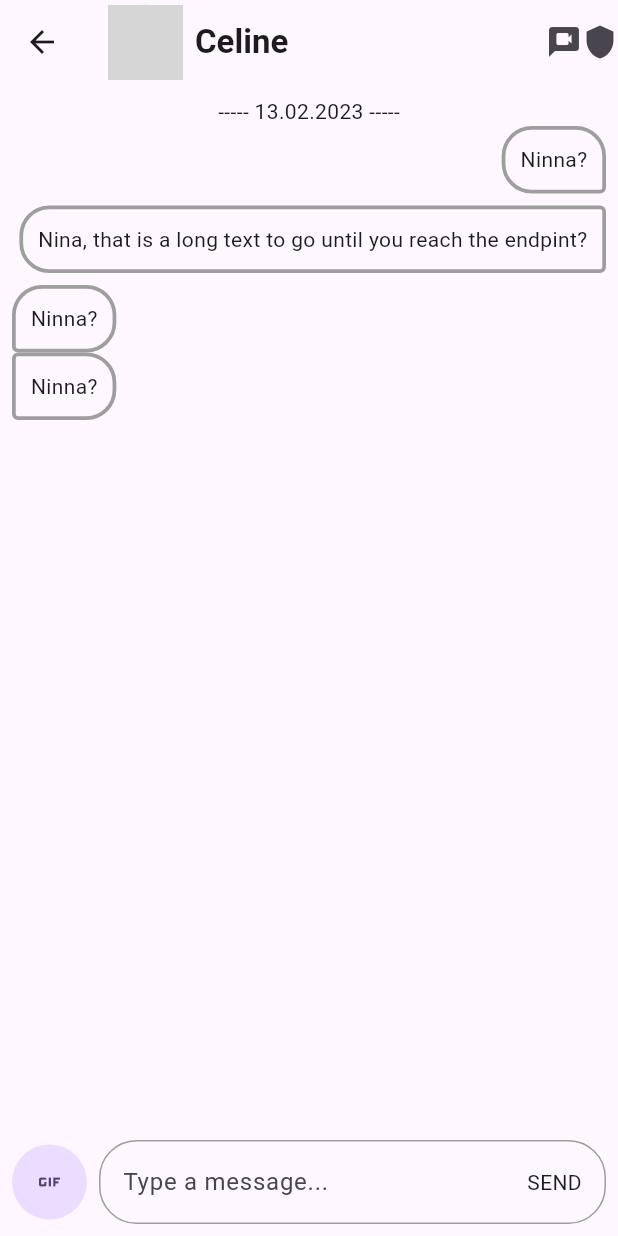
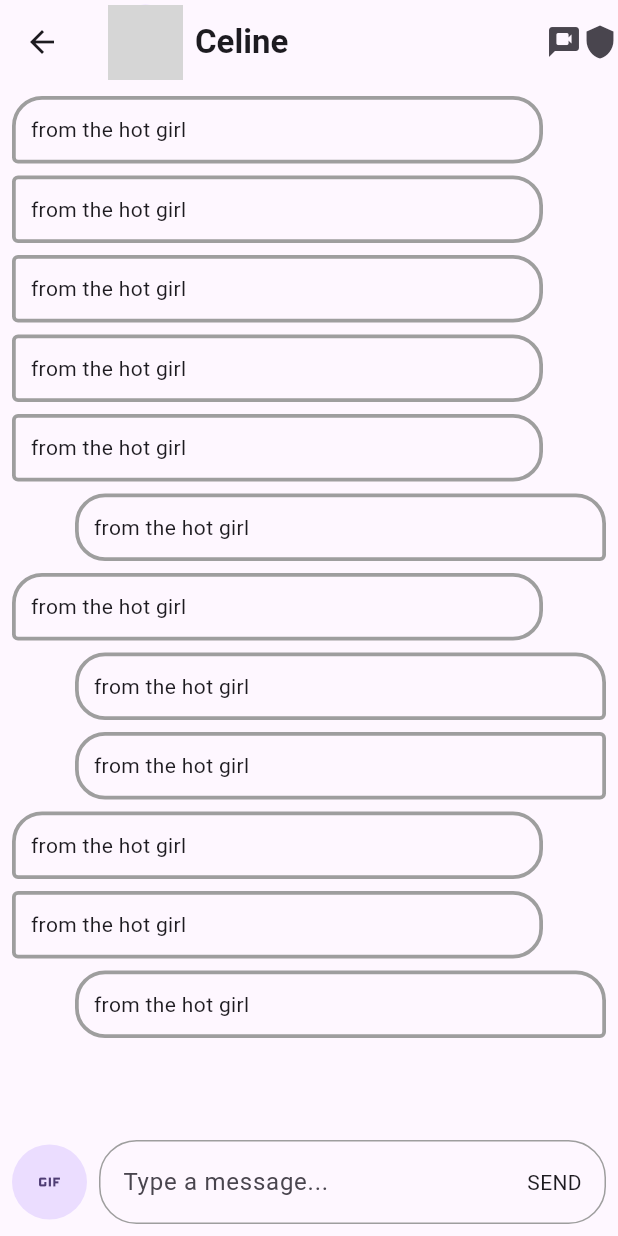
Before and after one commit to zindlsn/tinderino, a Flutter app: the MatchChatPage screen opened directly with empty values, on a phone screen of 412 x 824 dp. Run offline on Flutter 3.47's test engine with Material 2 defaults, Android fonts, the light colour scheme and no system bars; our stand-ins replace device_preview; network calls fail; grey boxes are pictures that could not be loaded.

Commit message:
Update Chat

```diff
--- a/lib/appbar_title.dart
+++ b/lib/appbar_title.dart
@@ -13,7 +13,7 @@ class AppBarTitle extends StatelessWidget {
         ),
         Text(
           'Tinderino',
-          style: const TextStyle(color: Colors.red),
+          style: TextStyle(color: Colors.red),
         ),
       ],
     );
--- a/lib/login_page.dart
+++ b/lib/login_page.dart
@@ -115,7 +115,7 @@ class _LoginPageState extends State<LoginPage> {
 class LoginButton extends StatelessWidget {
   final String buttonText;
   final VoidCallback callback;
-  LoginButton(this.buttonText, this.callback, {super.key});
+  const LoginButton(this.buttonText, this.callback, {super.key});
 
   @override
   Widget build(BuildContext context) {
--- a/lib/match_chat_page.dart
+++ b/lib/match_chat_page.dart
@@ -1,8 +1,10 @@
 import 'package:flutter/material.dart';
+import 'package:flutter/scheduler.dart';
 import 'package:tinder_clone/main.dart';
 import 'package:tinder_clone/models/match_user.dart';
 import 'package:tinder_clone/models/message.dart';
 
+// ignore: must_be_immutable
 class MatchChatPage extends StatefulWidget {
   MatchUser matchUser;
   MatchChatPage(this.matchUser, {super.key});
@@ -13,15 +15,45 @@ class MatchChatPage extends StatefulWidget {
 
 class _MatchChatPageState extends State<MatchChatPage> {
   final _messageController = TextEditingController();
+  final _myController = ScrollController();
   late MatchUser matchUser;
   @override
   void initState() {
     matchUser = widget.matchUser;
+
+    matchUser.addMessage(Message(matchUser.otherUser.id, 'from the hot girl')
+      ..sender = MessageSender.other);
+    matchUser.addMessage(Message(matchUser.otherUser.id, 'from the hot girl')
+      ..sender = MessageSender.other);
+    matchUser.addMessage(Message(matchUser.otherUser.id, 'from the hot girl')
+      ..sender = MessageSender.other);
+    matchUser.addMessage(Message(matchUser.otherUser.id, 'from the hot girl')
+      ..sender = MessageSender.other);
+    matchUser.addMessage(Message(matchUser.otherUser.id, 'from the hot girl')
+      ..sender = MessageSender.other);
+    matchUser.addMessage(
+        Message(me.id, 'from the hot girl')..sender = MessageSender.me);
+    matchUser.addMessage(Message(matchUser.otherUser.id, 'from the hot girl')
+      ..sender = MessageSender.other);
+    matchUser.addMessage(
+        Message(me.id, 'from the hot girl')..sender = MessageSender.me);
+    matchUser.addMessage(
+        Message(me.id, 'from the hot girl')..sender = MessageSender.me);
+    matchUser.addMessage(Message(matchUser.otherUser.id, 'from the hot girl')
+      ..sender = MessageSender.other);
+    matchUser.addMessage(Message(matchUser.otherUser.id, 'from the hot girl')
+      ..sender = MessageSender.other);
+    matchUser.addMessage(
+        Message(me.id, 'from the hot girl')..sender = MessageSender.me);
+
     super.initState();
   }
 
   @override
   Widget build(BuildContext context) {
+    SchedulerBinding.instance.addPostFrameCallback((_) {
+      _myController.jumpTo(_myController.position.maxScrollExtent);
+    });
     return Scaffold(
       appBar: AppBar(
         title: const Row(
@@ -49,25 +81,27 @@ class _MatchChatPageState extends State<MatchChatPage> {
           child: Column(
             mainAxisSize: MainAxisSize.max,
             children: [
-              const Text('----- 13.02.2023 -----'),
-              Align(
-                  alignment: Alignment.centerRight, child: messageBubbleOwn()),
-              Padding(
-                padding: const EdgeInsets.only(top: 8.0, bottom: 8.0),
-                child: Align(
-                    alignment: Alignment.centerRight,
-                    child: messageBubbleOwnFollowUp(context)),
+              matchUser.messages.isNotEmpty
+                  ? Expanded(
+                      child: ListView.builder(
+                        controller: _myController,
+                        shrinkWrap: false,
+                        itemCount: matchUser.messages.length,
+                        itemBuilder: ((context, index) {
+                          return Padding(
+                            padding: const EdgeInsets.only(bottom: 8.0),
+                            child: buildMessage(matchUser.messages[index]),
+                          );
+                        }),
                       ),
-              Align(
-                  alignment: Alignment.centerLeft, child: messageBubbleMatch()),
-              Align(
-                  alignment: Alignment.centerLeft,
-                  child: messageBubbleMatchFollowUp()),
-              const Spacer(),
+                    )
+                  : Expanded(
+                      child: Container(),
+                    ),
               Align(
                 alignment: Alignment.bottomLeft,
                 child: Row(
-                  mainAxisSize: MainAxisSize.max,
+                  mainAxisSize: MainAxisSize.min,
                   children: [
                     const Padding(
                       padding: EdgeInsets.only(right: 8.0),
@@ -76,10 +110,10 @@ class _MatchChatPageState extends State<MatchChatPage> {
                         child: Icon(Icons.gif),
                       ),
                     ),
-                    Expanded(child: messageTextbox())
+                    messageTextbox()
                   ],
                 ),
-              )
+              ),
             ],
           ),
         ),
@@ -87,7 +121,7 @@ class _MatchChatPageState extends State<MatchChatPage> {
     );
   }
 
-  Widget messageBubbleOwn() {
+  Widget messageBubbleOwn(Message message) {
     return Container(
       padding: const EdgeInsets.all(10.0),
       decoration: BoxDecoration(
@@ -98,11 +132,11 @@ class _MatchChatPageState extends State<MatchChatPage> {
             bottomLeft: Radius.circular(20.0),
             bottomRight: Radius.circular(4.0)),
       ),
-      child: const Text('Ninna?'),
+      child: Text(message.message),
     );
   }
 
-  Widget messageBubbleOwnFollowUp(BuildContext context) {
+  Widget messageBubbleOwnFollowUp(Message message) {
     return Container(
       padding: const EdgeInsets.all(10.0),
       decoration: BoxDecoration(
@@ -113,12 +147,11 @@ class _MatchChatPageState extends State<MatchChatPage> {
             bottomLeft: Radius.circular(20.0),
             bottomRight: Radius.circular(4.0)),
       ),
-      child: const Text(
-          'Nina, that is a long text to go until you reach the endpint?'),
+      child: Text(message.message),
     );
   }
 
-  Widget messageBubbleMatch() {
+  Widget messageBubbleMatch(Message messag) {
     return Container(
       padding: const EdgeInsets.all(10.0),
       decoration: BoxDecoration(
@@ -130,11 +163,11 @@ class _MatchChatPageState extends State<MatchChatPage> {
           bottomLeft: Radius.circular(4.0),
         ),
       ),
-      child: const Text('Ninna?'),
+      child: Text(messag.message),
     );
   }
 
-  Widget messageBubbleMatchFollowUp() {
+  Widget messageBubbleMatchFollowUp(Message message) {
     return Container(
       padding: const EdgeInsets.all(10.0),
       decoration: BoxDecoration(
@@ -146,12 +179,13 @@ class _MatchChatPageState extends State<MatchChatPage> {
           bottomLeft: Radius.circular(4.0),
         ),
       ),
-      child: const Text('Ninna?'),
+      child: Text(message.message),
     );
   }
 
   Widget messageTextbox() {
-    return TextFormField(
+    return Expanded(
+      child: TextFormField(
         controller: _messageController,
         decoration: InputDecoration(
           suffixIcon: GestureDetector(
@@ -179,14 +213,44 @@ class _MatchChatPageState extends State<MatchChatPage> {
             borderRadius: BorderRadius.circular(25),
           ),
         ),
+      ),
     );
   }
 
   _sendMessage(String text) {
     setState(() {
-      var newMessage = Message(me.id, text);
-      matchUser.messages.add(newMessage);
+      var newMessage = Message(me.id, text)..sender = MessageSender.me;
+      matchUser.addMessage(newMessage);
       _messageController.text = "";
     });
   }
+
+  Widget buildMessage(Message message) {
+    if (message.owner == me.id) {
+      if (message.isFollowUpMessage) {
+        return Padding(
+          padding: const EdgeInsets.only(left: 42.0),
+          child: messageBubbleOwnFollowUp(message),
+        );
+      } else {
+        return Padding(
+          padding: const EdgeInsets.only(left: 42.0),
+          child: messageBubbleOwn(message),
+        );
       }
+    } else {
+      if (message.isFollowUpMessage) {
+        return Padding(
+          padding: const EdgeInsets.only(right: 42.0),
+          child: messageBubbleMatchFollowUp(message),
+        );
+      } else {
+        return Padding(
+          padding: const EdgeInsets.only(right: 42.0),
+          child: messageBubbleMatch(message),
+        );
+      }
+    }
+    return Container();
+  }
+}
--- a/lib/matches_page.dart
+++ b/lib/matches_page.dart
@@ -2,7 +2,6 @@ import 'package:flutter/material.dart';
 import 'package:tinder_clone/appbar_title.dart';
 import 'package:tinder_clone/match_chat_page.dart';
 import 'package:tinder_clone/models/match_user.dart';
-import 'package:tinder_clone/models/message.dart';
 import 'package:tinder_clone/models/user.dart';
 
 class MatchesPage extends StatefulWidget {
--- a/lib/models/message.dart
+++ b/lib/models/message.dart
@@ -1,4 +1,6 @@
 enum MessageStatus { created, sending, sent, read, deleted }
+
+enum MessageSender { me, other }
 
 class Message {
   String owner;
@@ -8,6 +10,7 @@ class Message {
 
   bool isFollowUpMessage = false;
   bool isNewDate = false;
+  MessageSender sender = MessageSender.me;
 
   Message(this.owner, this.message) {
     created = DateTime.now();
--- a/lib/models/user.dart
+++ b/lib/models/user.dart
@@ -5,7 +5,7 @@ class User {
   late String mainProfilepicture;
   late String name;
 
-  _User() {
+  User() {
     id = const Uuid().v4();
   }
 
--- a/lib/profile_page.dart
+++ b/lib/profile_page.dart
@@ -155,9 +155,10 @@ class EditProfileButton extends StatelessWidget {
 }
 
 class FilledProfileProgress extends StatefulWidget {
-  const FilledProfileProgress({Key? key}) : super(key: key);
+  const FilledProfileProgress({super.key});
 
   @override
+  // ignore: library_private_types_in_public_api
   _FilledProfileProgressState createState() => _FilledProfileProgressState();
 }
 
@@ -235,7 +236,7 @@ class BorderPainter extends CustomPainter {
 }
 
 class Profile extends StatelessWidget {
-  const Profile({Key? key}) : super(key: key);
+  const Profile({super.key});
 
   @override
   Widget build(BuildContext context) {
```
Also changed, not shown: lib/main.dart (+4 -4 lines), lib/models/match_user.dart (+5 -2 lines), 8 other files. Lines whose indentation alone changed are shown as unchanged.
